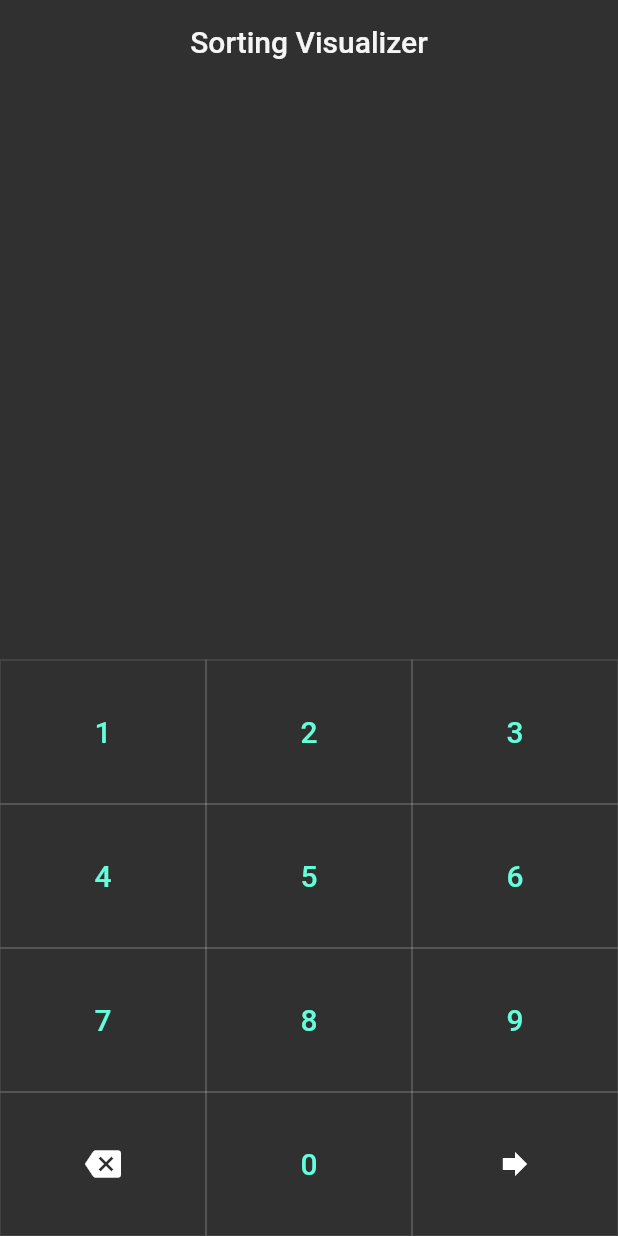
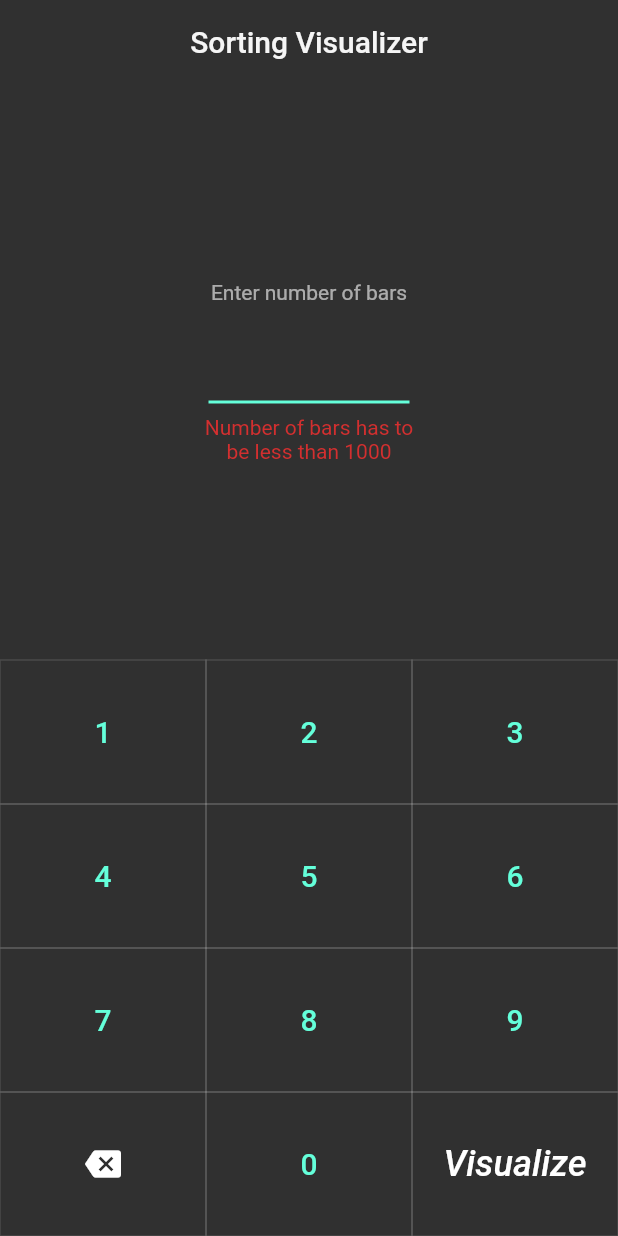
Before and after one commit to RitamChakraborty/sorting_visualizer, a Flutter app: the screen it shows after launch, on a phone screen of 412 x 824 dp. Run offline on Flutter 3.47's test engine with Material 2 defaults, Android fonts, the phone set to English and light mode, and no system bars.

Commit message:
Ui: Complete the ui for the front page

```diff
--- a/lib/pages/home_page_concept.dart
+++ b/lib/pages/home_page_concept.dart
@@ -1,5 +1,6 @@
 import 'dart:math';
 
+import 'package:flutter/cupertino.dart';
 import 'package:flutter/material.dart';
 
 class HomePageConcept extends StatelessWidget {
@@ -24,6 +25,14 @@ class HomePageConcept extends StatelessWidget {
           style:
               TextStyle(fontSize: 20.0, color: Theme.of(context).accentColor),
         );
+    Widget goIcon = Text(
+      "Visualize",
+      style: TextStyle(
+        fontSize: 24,
+        fontStyle: FontStyle.italic,
+      ),
+    );
+
     return Material(
       child: Scaffold(
         appBar: AppBar(
@@ -44,7 +53,41 @@ class HomePageConcept extends StatelessWidget {
           children: [
             Flexible(
               flex: 1,
-              child: Container(),
+              child: Center(
+                child: Container(
+                  width: 150,
+                  alignment: Alignment.center,
+                  child: Column(
+                    mainAxisAlignment: MainAxisAlignment.center,
+                    children: [
+                      Text("Enter number of bars",
+                          style: TextStyle(
+                            color: Theme.of(context).hintColor,
+                          )),
+                      Text(
+                        "",
+                        style: TextStyle(
+                          letterSpacing: 5,
+                          fontSize: 48.0,
+                        ),
+                      ),
+                      Container(
+                        margin: const EdgeInsets.all(8.0),
+                        width: double.infinity,
+                        color: Theme.of(context).accentColor,
+                        height: 2,
+                      ),
+                      Text(
+                        "Number of bars has to be less than 1000",
+                        textAlign: TextAlign.center,
+                        style: TextStyle(
+                          color: Theme.of(context).errorColor,
+                        ),
+                      )
+                    ],
+                  ),
+                ),
+              ),
             ),
             Flexible(
               flex: 1,
@@ -83,7 +126,7 @@ class HomePageConcept extends StatelessWidget {
                         children: [
                           digitButton(child: Icon(Icons.backspace)),
                           digitButton(child: text("0")),
-                          digitButton(child: Icon(Icons.forward)),
+                          digitButton(child: goIcon),
                         ],
                       ),
                     ),
```
